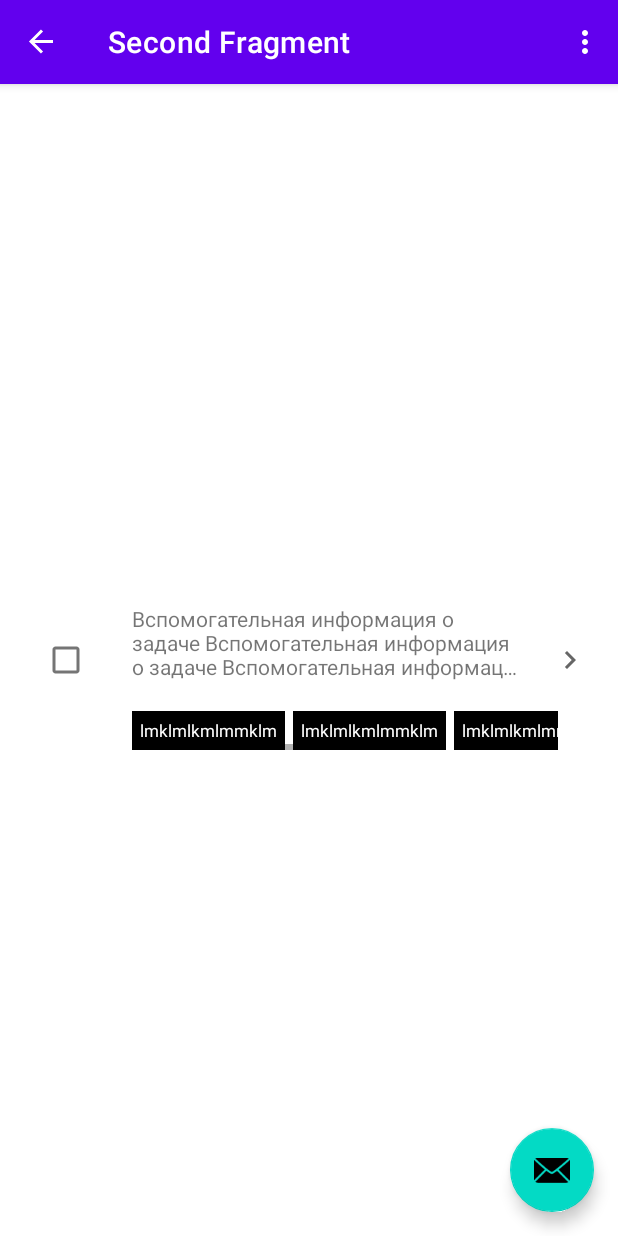
After one commit to GoToV-team/getme-android, an Android app: the PlanTaskItemFragment screen opened through its navigation route, on a phone screen of 412 x 824 dp. The commit adds this screen. Run offline under Robolectric (Android 15) with nearby library versions, the phone set to English and light mode, and no system bars; our stand-ins replace navigation-ui.

Commit message:
First steps

```diff
--- a/app/build.gradle
+++ b/app/build.gradle
@@ -42,6 +42,7 @@ dependencies {
     implementation 'androidx.constraintlayout:constraintlayout:2.1.3'
     implementation 'androidx.navigation:navigation-fragment-ktx:2.4.1'
     implementation 'androidx.navigation:navigation-ui-ktx:2.4.1'
+    implementation 'androidx.legacy:legacy-support-v4:1.0.0'
     testImplementation 'junit:junit:4.13.2'
     androidTestImplementation 'androidx.test.ext:junit:1.1.3'
     androidTestImplementation 'androidx.test.espresso:espresso-core:3.4.0'
--- a/app/src/main/java/com/gotov/getmeapp/FirstFragment.kt
+++ b/app/src/main/java/com/gotov/getmeapp/FirstFragment.kt
@@ -1,10 +1,10 @@
 package com.gotov.getmeapp
 
 import android.os.Bundle
-import androidx.fragment.app.Fragment
 import android.view.LayoutInflater
 import android.view.View
 import android.view.ViewGroup
+import androidx.fragment.app.Fragment
 import androidx.navigation.fragment.findNavController
 import com.gotov.getmeapp.databinding.FragmentFirstBinding
 
@@ -19,12 +19,14 @@ class FirstFragment : Fragment() {
     // onDestroyView.
     private val binding get() = _binding!!
 
-    override fun onCreateView(inflater: LayoutInflater, container: ViewGroup?,
-                              savedInstanceState: Bundle?): View? {
+    override fun onCreateView(
+        inflater: LayoutInflater,
+        container: ViewGroup?,
+        savedInstanceState: Bundle?
+    ): View? {
 
         _binding = FragmentFirstBinding.inflate(inflater, container, false)
         return binding.root
-
     }
 
     override fun onViewCreated(view: View, savedInstanceState: Bundle?) {
@@ -33,6 +35,10 @@ class FirstFragment : Fragment() {
         binding.buttonFirst.setOnClickListener {
             findNavController().navigate(R.id.action_FirstFragment_to_SecondFragment)
         }
+
+        binding.buttonPlan.setOnClickListener {
+            findNavController().navigate(R.id.action_FirstFragment_to_PlanFragment)
+        }
     }
 
     override fun onDestroyView() {
--- /dev/null
+++ b/app/src/main/java/com/gotov/getmeapp/PlanTaskItemFragment.kt
@@ -0,0 +1,62 @@
+package com.gotov.getmeapp
+
+import android.os.Bundle
+import android.view.LayoutInflater
+import android.view.View
+import android.view.ViewGroup
+import androidx.fragment.app.Fragment
+
+private const val ARG_TITLE = "title"
+private const val ARG_DESCRIPTION = "description"
+private const val ARG_STATE = "state"
+
+/**
+ * A simple [Fragment] subclass.
+ * Use the [PlanTaskItemFragment.newInstance] factory method to
+ * create an instance of this fragment.
+ */
+class PlanTaskItemFragment : Fragment() {
+    // TODO: Rename and change types of parameters
+    private var title: String? = null
+    private var description: String? = null
+    private var state: Boolean? = null
+
+    override fun onCreate(savedInstanceState: Bundle?) {
+        super.onCreate(savedInstanceState)
+        arguments?.let {
+            title = it.getString(ARG_TITLE)
+            description = it.getString(ARG_DESCRIPTION)
+            state = it.getBoolean(ARG_STATE)
+        }
+    }
+
+    override fun onCreateView(
+        inflater: LayoutInflater,
+        container: ViewGroup?,
+        savedInstanceState: Bundle?
+    ): View? {
+        // Inflate the layout for this fragment
+        return inflater.inflate(R.layout.fragment_plan_task_item, container, false)
+    }
+
+    companion object {
+        /**
+         * Use this factory method to create a new instance of
+         * this fragment using the provided parameters.
+         *
+         * @param title Parameter 1.
+         * @param description Parameter 2.
+         * @return A new instance of fragment PlanTaskItemFragment.
+         */
+        // TODO: Rename and change types and number of parameters
+        @JvmStatic
+        fun newInstance(title: String, description: String, state: Boolean) =
+            PlanTaskItemFragment().apply {
+                arguments = Bundle().apply {
+                    putString(ARG_TITLE, title)
+                    putString(ARG_DESCRIPTION, description)
+                    putString(ARG_STATE, state.toString())
+                }
+            }
+    }
+}
--- a/app/src/main/java/com/gotov/getmeapp/SecondFragment.kt
+++ b/app/src/main/java/com/gotov/getmeapp/SecondFragment.kt
@@ -1,10 +1,10 @@
 package com.gotov.getmeapp
 
 import android.os.Bundle
-import androidx.fragment.app.Fragment
 import android.view.LayoutInflater
 import android.view.View
 import android.view.ViewGroup
+import androidx.fragment.app.Fragment
 import androidx.navigation.fragment.findNavController
 import com.gotov.getmeapp.databinding.FragmentSecondBinding
 
@@ -20,13 +20,13 @@ class SecondFragment : Fragment() {
     private val binding get() = _binding!!
 
     override fun onCreateView(
-        inflater: LayoutInflater, container: ViewGroup?,
+        inflater: LayoutInflater,
+        container: ViewGroup?,
         savedInstanceState: Bundle?
     ): View? {
 
         _binding = FragmentSecondBinding.inflate(inflater, container, false)
         return binding.root
-
     }
 
     override fun onViewCreated(view: View, savedInstanceState: Bundle?) {
--- /dev/null
+++ b/app/src/main/res/drawable/ic_baseline_keyboard_arrow_right_24.xml
@@ -0,0 +1,10 @@
+<vector xmlns:android="http://schemas.android.com/apk/res/android"
+    android:width="24dp"
+    android:height="24dp"
+    android:viewportWidth="24"
+    android:viewportHeight="24"
+    android:tint="?attr/colorControlNormal">
+  <path
+      android:fillColor="@android:color/white"
+      android:pathData="M8.59,16.59L13.17,12 8.59,7.41 10,6l6,6 -6,6 -1.41,-1.41z"/>
+</vector>
--- a/app/src/main/res/layout/fragment_first.xml
+++ b/app/src/main/res/layout/fragment_first.xml
@@ -21,8 +21,18 @@
             android:layout_width="wrap_content"
             android:layout_height="wrap_content"
             android:text="@string/next"
+            app:layout_constraintEnd_toEndOf="parent"
+            app:layout_constraintStart_toStartOf="parent"
+            app:layout_constraintTop_toBottomOf="@id/textview_first"
+            app:layout_constraintBottom_toTopOf="@id/button_plan" />
+
+    <Button
+            android:id="@+id/button_plan"
+            android:layout_width="wrap_content"
+            android:layout_height="wrap_content"
+            android:text="Plan"
             app:layout_constraintBottom_toBottomOf="parent"
             app:layout_constraintEnd_toEndOf="parent"
             app:layout_constraintStart_toStartOf="parent"
-        app:layout_constraintTop_toBottomOf="@id/textview_first" />
+            app:layout_constraintTop_toBottomOf="@id/button_first" />
 </androidx.constraintlayout.widget.ConstraintLayout>
--- /dev/null
+++ b/app/src/main/res/layout/fragment_plan_task_item.xml
@@ -0,0 +1,138 @@
+<?xml version="1.0" encoding="utf-8"?>
+
+
+<androidx.constraintlayout.widget.ConstraintLayout xmlns:android="http://schemas.android.com/apk/res/android"
+        xmlns:app="http://schemas.android.com/apk/res-auto"
+        xmlns:tools="http://schemas.android.com/tools"
+        android:layout_width="match_parent"
+        android:layout_height="match_parent"
+        android:layout_margin="20dp"
+        tools:context=".PlanTaskItemFragment">
+
+    <CheckBox
+            android:id="@+id/plan_item_checkbox"
+            android:layout_width="wrap_content"
+            android:layout_height="wrap_content"
+            android:padding="0dp"
+
+            app:layout_constraintBottom_toBottomOf="parent"
+            app:layout_constraintStart_toStartOf="parent"
+            app:layout_constraintTop_toTopOf="parent" />
+
+    <TextView
+            android:id="@+id/plan_item_title"
+            android:layout_width="wrap_content"
+            android:layout_height="wrap_content"
+            android:layout_marginStart="20dp"
+            android:layout_marginEnd="20dp"
+            android:layout_marginBottom="10dp"
+            android:ellipsize="end"
+            android:maxLines="1"
+            android:text=""
+            android:textColor="@color/black"
+            android:textSize="24sp"
+            android:textStyle="bold"
+            app:layout_constrainedWidth="true"
+            app:layout_constraintBottom_toTopOf="@id/plan_item_description"
+            app:layout_constraintEnd_toEndOf="parent"
+
+            app:layout_constraintEnd_toStartOf="@+id/plan_item_title_arrow"
+            app:layout_constraintHorizontal_bias="0"
+            app:layout_constraintStart_toEndOf="@id/plan_item_checkbox"
+            app:layout_constraintTop_toTopOf="parent"
+            app:layout_constraintVertical_chainStyle="packed" />
+
+    <TextView
+            android:id="@+id/plan_item_description"
+            android:layout_width="wrap_content"
+            android:layout_height="wrap_content"
+            android:layout_marginStart="20dp"
+            android:layout_marginEnd="20dp"
+            android:ellipsize="end"
+            android:maxLines="3"
+            android:text="Вспомогательная информация о задаче Вспомогательная информация о задаче Вспомогательная информация о задаче"
+            app:layout_constrainedWidth="true"
+            app:layout_constraintBottom_toTopOf="@+id/plan_item_skills"
+            app:layout_constraintEnd_toStartOf="@+id/plan_item_title_arrow"
+            app:layout_constraintHorizontal_bias="0"
+            app:layout_constraintStart_toEndOf="@+id/plan_item_checkbox"
+            app:layout_constraintTop_toBottomOf="@id/plan_item_title" />
+
+    <ImageView
+            android:id="@+id/plan_item_title_arrow"
+            android:layout_width="wrap_content"
+            android:layout_height="wrap_content"
+            android:src="@drawable/ic_baseline_keyboard_arrow_right_24"
+            app:layout_constraintBottom_toBottomOf="parent"
+            app:layout_constraintEnd_toEndOf="parent"
+            app:layout_constraintTop_toTopOf="parent" />
+
+    <HorizontalScrollView
+
+            android:id="@+id/plan_item_skills"
+
+            android:layout_width="0dp"
+            android:layout_height="wrap_content"
+            android:padding="20dp"
+
+
+            app:layout_constraintBottom_toBottomOf="parent"
+            app:layout_constraintEnd_toEndOf="parent"
+            app:layout_constraintStart_toEndOf="@+id/plan_item_checkbox"
+            app:layout_constraintTop_toBottomOf="@+id/plan_item_description">
+
+        <LinearLayout
+                android:layout_width="wrap_content"
+                android:layout_height="wrap_content"
+                android:orientation="horizontal">
+
+            <TextView
+                    android:layout_width="wrap_content"
+                    android:layout_height="wrap_content"
+                    android:layout_marginEnd="5dp"
+                    android:background="@color/black"
+                    android:padding="5dp"
+                    android:text="lmklmlkmlmmklm"
+
+                    android:textColor="@color/white"
+                    android:textSize="11sp" />
+
+            <TextView
+                    android:layout_width="wrap_content"
+                    android:layout_height="wrap_content"
+                    android:layout_marginEnd="5dp"
+                    android:background="@color/black"
+                    android:padding="5dp"
+                    android:text="lmklmlkmlmmklm"
+
+                    android:textColor="@color/white"
+                    android:textSize="11sp" />
+
+            <TextView
+                    android:layout_width="wrap_content"
+                    android:layout_height="wrap_content"
+                    android:layout_marginEnd="5dp"
+                    android:background="@color/black"
+                    android:padding="5dp"
+                    android:text="lmklmlkmlmmklm"
+
+                    android:textColor="@color/white"
+                    android:textSize="11sp" />
+
+            <TextView
+                    android:layout_width="wrap_content"
+                    android:layout_height="wrap_content"
+                    android:layout_marginEnd="5dp"
+                    android:background="@color/black"
+                    android:padding="5dp"
+                    android:text="lmklmlkmlmmklm"
+
+                    android:textColor="@color/white"
+                    android:textSize="11sp" />
+
+
+        </LinearLayout>
+    </HorizontalScrollView>
+
+
+</androidx.constraintlayout.widget.ConstraintLayout>
--- a/app/src/main/res/navigation/nav_graph.xml
+++ b/app/src/main/res/navigation/nav_graph.xml
@@ -14,6 +14,9 @@
         <action
             android:id="@+id/action_FirstFragment_to_SecondFragment"
             app:destination="@id/SecondFragment" />
+        <action
+                android:id="@+id/action_FirstFragment_to_PlanFragment"
+                app:destination="@+id/PlanFragment" />
     </fragment>
     <fragment
         android:id="@+id/SecondFragment"
@@ -24,5 +27,12 @@
         <action
             android:id="@+id/action_SecondFragment_to_FirstFragment"
             app:destination="@id/FirstFragment" />
+
+    </fragment>
+    <fragment
+            android:id="@+id/PlanFragment"
+            android:name="com.gotov.getmeapp.PlanTaskItemFragment"
+            android:label="@string/second_fragment_label"
+            tools:layout="@layout/fragment_plan_task_item">
     </fragment>
 </navigation>
--- a/app/src/main/res/values/strings.xml
+++ b/app/src/main/res/values/strings.xml
@@ -9,4 +9,6 @@
 
     <string name="hello_first_fragment">Hello first fragment</string>
     <string name="hello_second_fragment">Hello second fragment. Arg: %1$s</string>
+    <!-- TODO: Remove or change this placeholder text -->
+    <string name="hello_blank_fragment">Hello blank fragment</string>
 </resources>
```
Also changed, not shown: app/src/main/java/com/gotov/getmeapp/MainActivity.kt (+5 -5 lines), 2 other files. Lines whose indentation alone changed are shown as unchanged.
